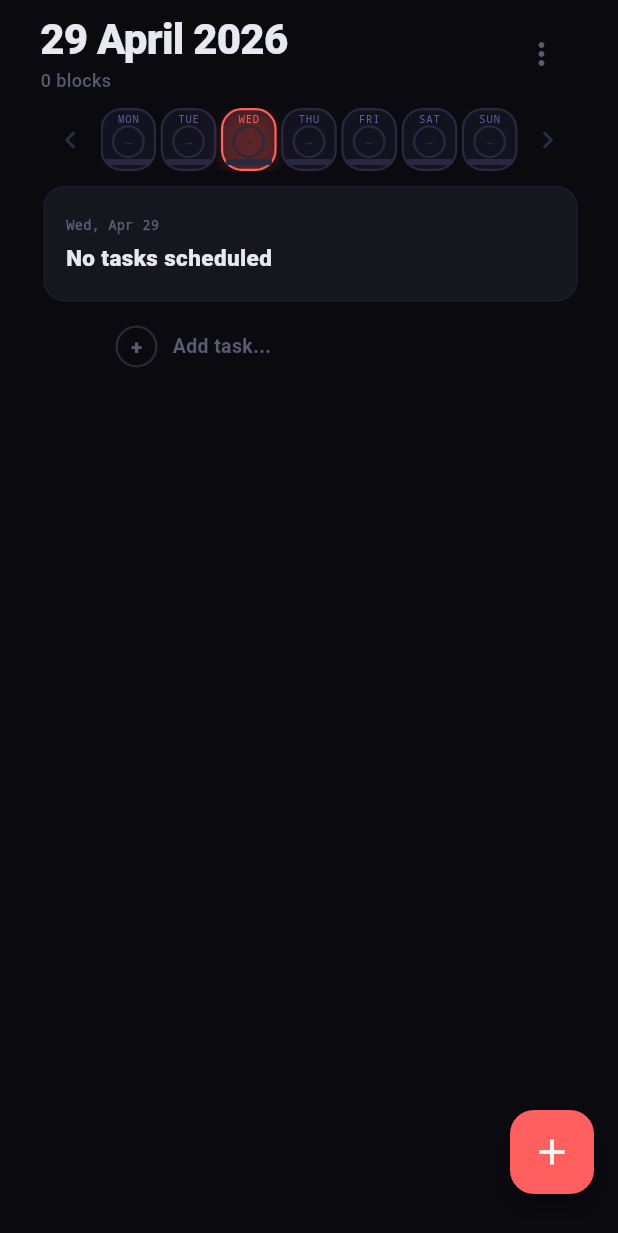
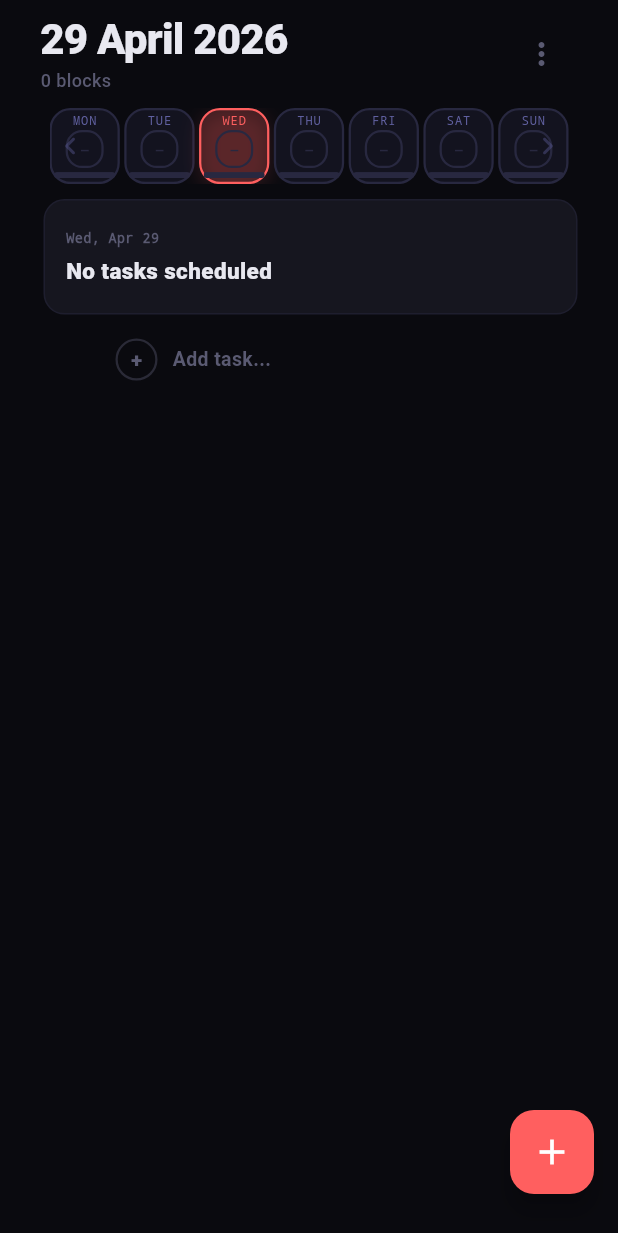
Before and after one commit to ParthBhardwaj7/FOCUSFLOW, a Flutter app: the TimelineScreen screen opened directly, after a tap on the "chevron left" icon, on a phone screen of 412 x 824 dp. Shown: the top 1233 px of the screen. Run offline on Flutter 3.47's test engine with Material 3 defaults, Android fonts, the phone set to English and light mode, and no system bars; our stand-ins replace audio_service, connectivity_plus, dio, emoji_picker_flutter, equatable, firebase_core and 17 more; missing offline and left inert: app_settings, record; accounts and stored records are empty; network calls fail.

Commit message:
update: latest changes

```diff
--- a/mobile/lib/features/timeline/timeline_providers.dart
+++ b/mobile/lib/features/timeline/timeline_providers.dart
@@ -79,7 +79,7 @@ class DayStripSummariesNotifier
 
   /// SQLite + JSON decode for large windows on UI isolate can skip frames.
   /// Load the current neighborhood first, then lazily fill weeks as the strip moves.
-  static const _initialStripDayCount = 14;
+  static const _initialStripDayCount = 35;
 
   final Set<String> _knownDayOns = <String>{};
   final Set<String> _loadedDayOns = <String>{};
--- a/mobile/lib/features/timeline/timeline_week_strip.dart
+++ b/mobile/lib/features/timeline/timeline_week_strip.dart
@@ -61,11 +61,10 @@ class _TimelineWeekStripVariantAState
   static const int _weekPageCount = 41;
   static const int _originPage = 20;
   static const double _chipGap = 3;
-  static const double _navColWidth = 40;
+  static const double _navHitWidth = 40;
+  static const double _stripHorizontalPadding = 6;
 
-  /// ~1.0 keeps **six** day chips on one row on typical phones; previously 1.7
-  /// forced horizontal scroll (~4 visible). User-requested ~30% smaller feel.
-  static const double _chipScale = 1.0;
+  static const double _chipScale = 1.04;
 
   late final PageController _pageController;
   bool _suppressPageChanged = false;
@@ -82,6 +81,7 @@ class _TimelineWeekStripVariantAState
     _pageController = PageController(initialPage: _originPage);
     WidgetsBinding.instance.addPostFrameCallback((_) {
       if (mounted) setState(() => _firstPaintDone = true);
+      _schedulePreloadAround(_originPage);
     });
   }
 
@@ -109,6 +109,7 @@ class _TimelineWeekStripVariantAState
       _suppressPageChanged = true;
       _pageController.jumpToPage(target);
       setState(() => _surfacePage = target);
+      _schedulePreloadAround(target);
       SchedulerBinding.instance.addPostFrameCallback((_) {
         if (mounted) _suppressPageChanged = false;
       });
@@ -125,6 +126,7 @@ class _TimelineWeekStripVariantAState
       return;
     }
     _consumedInitialPageCallback = true;
+    _schedulePreloadAround(page);
     final today = _dateOnly(DateTime.now());
     final selected = parseLocalYmd(widget.dayOn);
     final weekdayIndex = (selected.weekday - 1).clamp(0, 6);
@@ -168,14 +170,15 @@ class _TimelineWeekStripVariantAState
       builder: (context, constraints) {
         final maxW = constraints.maxWidth;
         final gapsTotal = _chipGap * 6;
-        final inner = (maxW - 2 * _navColWidth).clamp(0.0, double.infinity);
+        final inner = (maxW - 2 * _stripHorizontalPadding).clamp(
+          0.0,
+          double.infinity,
+        );
         final baseChip = inner > 0 && maxW.isFinite
             ? (inner - gapsTotal) / 7
             : 56.0;
-        // Keep a single rendering path (no nested horizontal scroll view) for
-        // smoother gesture performance on lower-end devices.
-        final chipW = (baseChip * _chipScale).clamp(42.0, 96.0);
-        final stripH = chipW;
+        final chipW = (baseChip * _chipScale).clamp(48.0, 108.0);
+        final stripH = chipW + 2;
 
         if (!summariesAsync.hasValue) {
           if (summariesAsync.isLoading) {
@@ -199,21 +202,15 @@ class _TimelineWeekStripVariantAState
         final map = summariesAsync.requireValue;
         final today = _dateOnly(DateTime.now());
         final maxPage = _weekPageCount - 1;
-        _schedulePreloadAround(_surfacePage);
 
         return SizedBox(
           height: stripH,
-          child: Row(
-            crossAxisAlignment: CrossAxisAlignment.stretch,
+          child: Stack(
             children: [
-              _WeekNavArrow(
-                width: _navColWidth,
-                icon: Icons.chevron_left_rounded,
-                semanticLabel: 'Previous week',
-                onPressed: () => _goPage(-1),
-                enabled: _surfacePage > 0,
-              ),
-              Expanded(
+              Padding(
+                padding: const EdgeInsets.symmetric(
+                  horizontal: _stripHorizontalPadding,
+                ),
                 child: PageView.builder(
                   controller: _pageController,
                   physics: const PageScrollPhysics(),
@@ -263,12 +260,29 @@ class _TimelineWeekStripVariantAState
                   },
                 ),
               ),
-              _WeekNavArrow(
-                width: _navColWidth,
-                icon: Icons.chevron_right_rounded,
-                semanticLabel: 'Next week',
-                onPressed: () => _goPage(1),
-                enabled: _surfacePage < maxPage,
+              Positioned(
+                left: 0,
+                top: 0,
+                bottom: 0,
+                child: _WeekNavArrow(
+                  width: _navHitWidth,
+                  icon: Icons.chevron_left_rounded,
+                  semanticLabel: 'Previous week',
+                  onPressed: () => _goPage(-1),
+                  enabled: _surfacePage > 0,
+                ),
+              ),
+              Positioned(
+                right: 0,
+                top: 0,
+                bottom: 0,
+                child: _WeekNavArrow(
+                  width: _navHitWidth,
+                  icon: Icons.chevron_right_rounded,
+                  semanticLabel: 'Next week',
+                  onPressed: () => _goPage(1),
+                  enabled: _surfacePage < maxPage,
+                ),
               ),
             ],
           ),
```
